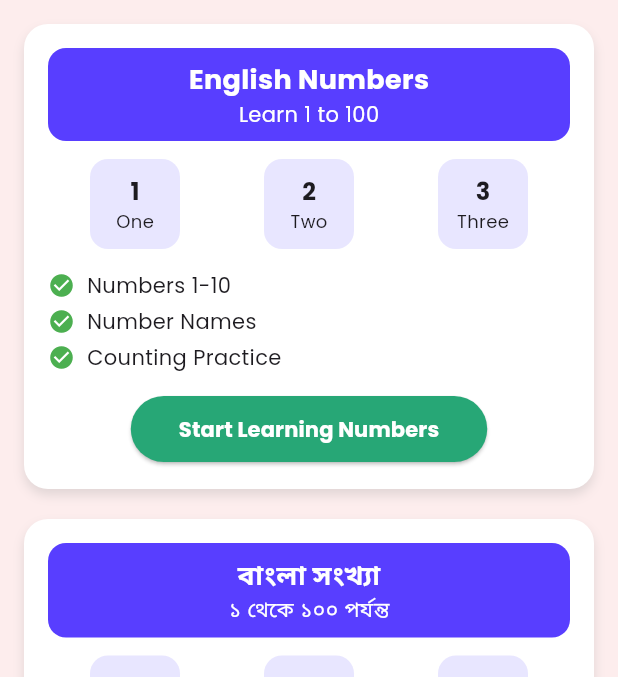
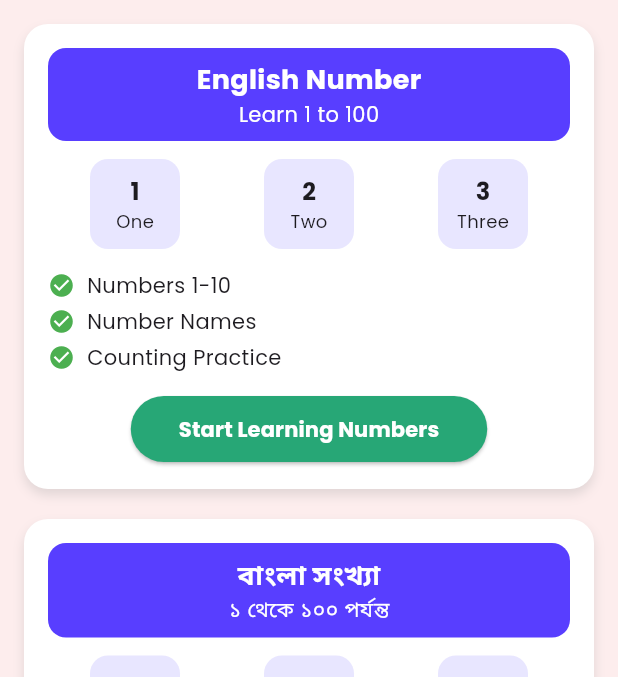
Before and after one commit to Tanvir-5223/mad-project, a Flutter app: the MathPage screen opened directly, on a phone screen of 412 x 824 dp, the part 84-761 px from its top. Run offline on Flutter 3.47's test engine with Material 3 defaults, Android fonts, the phone set to English and light mode, and no system bars; our stand-ins replace font_awesome_flutter, google_fonts; Roboto replaces fonts that are missing (Arial).

Commit message:
Update math.dart

```diff
--- a/lib/math.dart
+++ b/lib/math.dart
@@ -129,7 +129,7 @@ class _MathPageState extends State<MathPage> {
           children: [
             _numberCard(
               context: context,
-              title: 'English Numbers',
+              title: 'English Number',
               subtitle: 'Learn 1 to 100',
               numbers: ['1\nOne', '2\nTwo', '3\nThree'],
               points: ['Numbers 1-10', 'Number Names', 'Counting Practice'],
```
